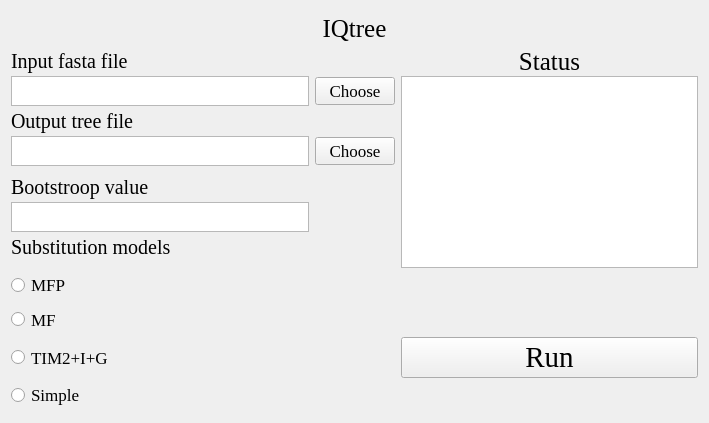
Old version of the form IQtree.ui in the repository hzaurzli/MicroWorldOmics.
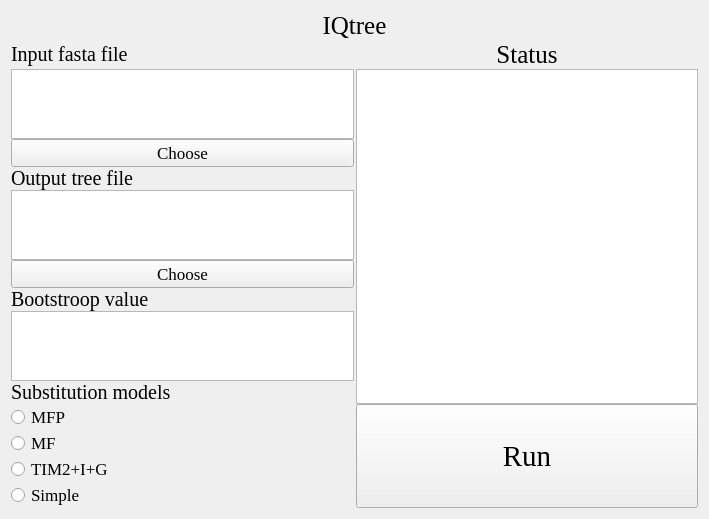
New version of the form. Icons and pictures are not drawn.

What changed in the file:
```diff
--- a/IQtree.ui
+++ b/IQtree.ui
@@ -7,7 +7,7 @@
     <x>0</x>
     <y>0</y>
     <width>709</width>
-    <height>423</height>
+    <height>503</height>
    </rect>
   </property>
   <property name="windowTitle">
@@ -17,112 +17,15 @@
    <string notr="true">background-image: url(D:/tools/Pycharm/pyqt/logo/green_back.png);</string>
   </property>
   <layout class="QGridLayout" name="gridLayout_6">
-   <item row="0" column="1">
+   <item row="0" column="0">
     <layout class="QGridLayout" name="gridLayout">
+     <property name="horizontalSpacing">
+      <number>1</number>
+     </property>
      <property name="verticalSpacing">
       <number>0</number>
      </property>
-     <item row="8" column="0">
-      <widget class="QLabel" name="label_6">
-       <property name="sizePolicy">
-        <sizepolicy hsizetype="Preferred" vsizetype="MinimumExpanding">
-         <horstretch>0</horstretch>
-         <verstretch>0</verstretch>
-        </sizepolicy>
-       </property>
-       <property name="maximumSize">
-        <size>
-         <width>16777215</width>
-         <height>30</height>
-        </size>
-       </property>
-       <property name="font">
-        <font>
-         <family>Times New Roman</family>
-         <pointsize>15</pointsize>
-        </font>
-       </property>
-       <property name="text">
-        <string>Substitution models</string>
-       </property>
-       <property name="alignment">
-        <set>Qt::AlignLeading|Qt::AlignLeft|Qt::AlignVCenter</set>
-       </property>
-      </widget>
-     </item>
-     <item row="18" column="0">
-      <widget class="QRadioButton" name="radioButton">
-       <property name="sizePolicy">
-        <sizepolicy hsizetype="Expanding" vsizetype="Expanding">
-         <horstretch>0</horstretch>
-         <verstretch>0</verstretch>
-        </sizepolicy>
-       </property>
-       <property name="maximumSize">
-        <size>
-         <width>16777215</width>
-         <height>16777215</height>
-        </size>
-       </property>
-       <property name="font">
-        <font>
-         <family>Times New Roman</family>
-         <pointsize>13</pointsize>
-        </font>
-       </property>
-       <property name="styleSheet">
-        <string notr="true">background-image: url(D:/tools/Pycharm/pyqt/logo/white.png);</string>
-       </property>
-       <property name="text">
-        <string>MFP</string>
-       </property>
-      </widget>
-     </item>
-     <item row="1" column="2">
-      <widget class="QLabel" name="label_4">
-       <property name="font">
-        <font>
-         <family>Times New Roman</family>
-         <pointsize>19</pointsize>
-        </font>
-       </property>
-       <property name="text">
-        <string>Status</string>
-       </property>
-       <property name="alignment">
-        <set>Qt::AlignCenter</set>
-       </property>
-      </widget>
-     </item>
      <item row="20" column="0">
-      <widget class="QRadioButton" name="radioButton_2">
-       <property name="sizePolicy">
-        <sizepolicy hsizetype="Expanding" vsizetype="Expanding">
-         <horstretch>0</horstretch>
-         <verstretch>0</verstretch>
-        </sizepolicy>
-       </property>
-       <property name="maximumSize">
-        <size>
-         <width>16777215</width>
-         <height>16777215</height>
-        </size>
-       </property>
-       <property name="font">
-        <font>
-         <family>Times New Roman</family>
-         <pointsize>13</pointsize>
-        </font>
-       </property>
-       <property name="styleSheet">
-        <string notr="true">background-image: url(D:/tools/Pycharm/pyqt/logo/white.png);</string>
-       </property>
-       <property name="text">
-        <string>TIM2+I+G</string>
-       </property>
-      </widget>
-     </item>
-     <item row="19" column="0">
       <widget class="QRadioButton" name="radioButton_3">
        <property name="sizePolicy">
         <sizepolicy hsizetype="Expanding" vsizetype="Expanding">
@@ -151,6 +54,34 @@
       </widget>
      </item>
      <item row="21" column="0">
+      <widget class="QRadioButton" name="radioButton_2">
+       <property name="sizePolicy">
+        <sizepolicy hsizetype="Expanding" vsizetype="Expanding">
+         <horstretch>0</horstretch>
+         <verstretch>0</verstretch>
+        </sizepolicy>
+       </property>
+       <property name="maximumSize">
+        <size>
+         <width>16777215</width>
+         <height>16777215</height>
+        </size>
+       </property>
+       <property name="font">
+        <font>
+         <family>Times New Roman</family>
+         <pointsize>13</pointsize>
+        </font>
+       </property>
+       <property name="styleSheet">
+        <string notr="true">background-image: url(D:/tools/Pycharm/pyqt/logo/white.png);</string>
+       </property>
+       <property name="text">
+        <string>TIM2+I+G</string>
+       </property>
+      </widget>
+     </item>
+     <item row="22" column="0">
       <widget class="QRadioButton" name="radioButton_4">
        <property name="sizePolicy">
         <sizepolicy hsizetype="Expanding" vsizetype="Expanding">
@@ -178,23 +109,10 @@
        </property>
       </widget>
      </item>
-     <item row="2" column="1">
-      <widget class="QPushButton" name="pushButton_2">
-       <property name="font">
-        <font>
-         <family>Times New Roman</family>
-         <pointsize>13</pointsize>
-        </font>
-       </property>
-       <property name="text">
-        <string>Choose</string>
-       </property>
-      </widget>
-     </item>
      <item row="2" column="0">
       <widget class="QTextBrowser" name="textBrowser_2">
        <property name="sizePolicy">
-        <sizepolicy hsizetype="Expanding" vsizetype="MinimumExpanding">
+        <sizepolicy hsizetype="Expanding" vsizetype="Expanding">
          <horstretch>0</horstretch>
          <verstretch>0</verstretch>
         </sizepolicy>
@@ -202,7 +120,7 @@
        <property name="maximumSize">
         <size>
          <width>16777215</width>
-         <height>30</height>
+         <height>16777215</height>
         </size>
        </property>
        <property name="styleSheet">
@@ -210,7 +128,7 @@
        </property>
       </widget>
      </item>
-     <item row="6" column="0">
+     <item row="7" column="0">
       <widget class="QLabel" name="label_5">
        <property name="sizePolicy">
         <sizepolicy hsizetype="Preferred" vsizetype="MinimumExpanding">
@@ -238,10 +156,10 @@
        </property>
       </widget>
      </item>
-     <item row="7" column="0">
+     <item row="8" column="0">
       <widget class="QTextEdit" name="textEdit">
        <property name="sizePolicy">
-        <sizepolicy hsizetype="Expanding" vsizetype="MinimumExpanding">
+        <sizepolicy hsizetype="Expanding" vsizetype="Expanding">
          <horstretch>0</horstretch>
          <verstretch>0</verstretch>
         </sizepolicy>
@@ -249,7 +167,7 @@
        <property name="maximumSize">
         <size>
          <width>16777215</width>
-         <height>30</height>
+         <height>16777215</height>
         </size>
        </property>
        <property name="styleSheet">
@@ -257,6 +175,34 @@
        </property>
       </widget>
      </item>
+     <item row="0" column="0" colspan="3">
+      <widget class="QLabel" name="label">
+       <property name="sizePolicy">
+        <sizepolicy hsizetype="Preferred" vsizetype="Preferred">
+         <horstretch>0</horstretch>
+         <verstretch>0</verstretch>
+        </sizepolicy>
+       </property>
+       <property name="maximumSize">
+        <size>
+         <width>16777215</width>
+         <height>16777215</height>
+        </size>
+       </property>
+       <property name="font">
+        <font>
+         <family>Times New Roman</family>
+         <pointsize>19</pointsize>
+        </font>
+       </property>
+       <property name="text">
+        <string>IQtree</string>
+       </property>
+       <property name="alignment">
+        <set>Qt::AlignCenter</set>
+       </property>
+      </widget>
+     </item>
      <item row="1" column="0">
       <widget class="QLabel" name="label_2">
        <property name="sizePolicy">
@@ -285,7 +231,7 @@
        </property>
       </widget>
      </item>
-     <item row="3" column="0">
+     <item row="4" column="0">
       <widget class="QLabel" name="label_3">
        <property name="sizePolicy">
         <sizepolicy hsizetype="Preferred" vsizetype="MinimumExpanding">
@@ -313,36 +259,8 @@
        </property>
       </widget>
      </item>
-     <item row="0" column="0" colspan="3">
-      <widget class="QLabel" name="label">
-       <property name="sizePolicy">
-        <sizepolicy hsizetype="Preferred" vsizetype="MinimumExpanding">
-         <horstretch>0</horstretch>
-         <verstretch>0</verstretch>
-        </sizepolicy>
-       </property>
-       <property name="maximumSize">
-        <size>
-         <width>16777215</width>
-         <height>35</height>
-        </size>
-       </property>
-       <property name="font">
-        <font>
-         <family>Times New Roman</family>
-         <pointsize>19</pointsize>
-        </font>
-       </property>
-       <property name="text">
-        <string>IQtree</string>
-       </property>
-       <property name="alignment">
-        <set>Qt::AlignCenter</set>
-       </property>
-      </widget>
-     </item>
-     <item row="4" column="1">
-      <widget class="QPushButton" name="pushButton_3">
+     <item row="3" column="0">
+      <widget class="QPushButton" name="pushButton_2">
        <property name="font">
         <font>
          <family>Times New Roman</family>
@@ -354,10 +272,70 @@
        </property>
       </widget>
      </item>
-     <item row="4" column="0">
+     <item row="5" column="0">
       <widget class="QTextBrowser" name="textBrowser_3">
        <property name="sizePolicy">
-        <sizepolicy hsizetype="Expanding" vsizetype="MinimumExpanding">
+        <sizepolicy hsizetype="Expanding" vsizetype="Expanding">
+         <horstretch>0</horstretch>
+         <verstretch>0</verstretch>
+        </sizepolicy>
+       </property>
+       <property name="maximumSize">
+        <size>
+         <width>16777215</width>
+         <height>16777215</height>
+        </size>
+       </property>
+       <property name="styleSheet">
+        <string notr="true">background-image: url(D:/tools/Pycharm/pyqt/logo/white.png)</string>
+       </property>
+      </widget>
+     </item>
+     <item row="6" column="0">
+      <widget class="QPushButton" name="pushButton_3">
+       <property name="font">
+        <font>
+         <family>Times New Roman</family>
+         <pointsize>13</pointsize>
+        </font>
+       </property>
+       <property name="text">
+        <string>Choose</string>
+       </property>
+      </widget>
+     </item>
+     <item row="19" column="0">
+      <widget class="QRadioButton" name="radioButton">
+       <property name="sizePolicy">
+        <sizepolicy hsizetype="Expanding" vsizetype="Expanding">
+         <horstretch>0</horstretch>
+         <verstretch>0</verstretch>
+        </sizepolicy>
+       </property>
+       <property name="maximumSize">
+        <size>
+         <width>16777215</width>
+         <height>16777215</height>
+        </size>
+       </property>
+       <property name="font">
+        <font>
+         <family>Times New Roman</family>
+         <pointsize>13</pointsize>
+        </font>
+       </property>
+       <property name="styleSheet">
+        <string notr="true">background-image: url(D:/tools/Pycharm/pyqt/logo/white.png);</string>
+       </property>
+       <property name="text">
+        <string>MFP</string>
+       </property>
+      </widget>
+     </item>
+     <item row="9" column="0">
+      <widget class="QLabel" name="label_6">
+       <property name="sizePolicy">
+        <sizepolicy hsizetype="Preferred" vsizetype="MinimumExpanding">
          <horstretch>0</horstretch>
          <verstretch>0</verstretch>
         </sizepolicy>
@@ -368,13 +346,63 @@
          <height>30</height>
         </size>
        </property>
+       <property name="font">
+        <font>
+         <family>Times New Roman</family>
+         <pointsize>15</pointsize>
+        </font>
+       </property>
+       <property name="text">
+        <string>Substitution models</string>
+       </property>
+       <property name="alignment">
+        <set>Qt::AlignLeading|Qt::AlignLeft|Qt::AlignVCenter</set>
+       </property>
+      </widget>
+     </item>
+     <item row="1" column="2">
+      <widget class="QLabel" name="label_4">
+       <property name="font">
+        <font>
+         <family>Times New Roman</family>
+         <pointsize>19</pointsize>
+        </font>
+       </property>
+       <property name="text">
+        <string>Status</string>
+       </property>
+       <property name="alignment">
+        <set>Qt::AlignCenter</set>
+       </property>
+      </widget>
+     </item>
+     <item row="2" column="2" rowspan="17">
+      <widget class="QTextBrowser" name="textBrowser">
+       <property name="sizePolicy">
+        <sizepolicy hsizetype="Expanding" vsizetype="Expanding">
+         <horstretch>0</horstretch>
+         <verstretch>0</verstretch>
+        </sizepolicy>
+       </property>
+       <property name="maximumSize">
+        <size>
+         <width>16777215</width>
+         <height>16777215</height>
+        </size>
+       </property>
        <property name="styleSheet">
         <string notr="true">background-image: url(D:/tools/Pycharm/pyqt/logo/white.png)</string>
        </property>
       </widget>
      </item>
-     <item row="20" column="2">
+     <item row="19" column="2" rowspan="4">
       <widget class="QPushButton" name="pushButton">
+       <property name="sizePolicy">
+        <sizepolicy hsizetype="Expanding" vsizetype="Expanding">
+         <horstretch>0</horstretch>
+         <verstretch>0</verstretch>
+        </sizepolicy>
+       </property>
        <property name="font">
         <font>
          <family>Times New Roman</family>
@@ -389,25 +417,6 @@
        </property>
       </widget>
      </item>
-     <item row="2" column="2" rowspan="8">
-      <widget class="QTextBrowser" name="textBrowser">
-       <property name="sizePolicy">
-        <sizepolicy hsizetype="Expanding" vsizetype="Expanding">
-         <horstretch>0</horstretch>
-         <verstretch>0</verstretch>
-        </sizepolicy>
-       </property>
-       <property name="maximumSize">
-        <size>
-         <width>16777215</width>
-         <height>16777215</height>
-        </size>
-       </property>
-       <property name="styleSheet">
-        <string notr="true">background-image: url(D:/tools/Pycharm/pyqt/logo/white.png)</string>
-       </property>
-      </widget>
-     </item>
     </layout>
    </item>
   </layout>
```
